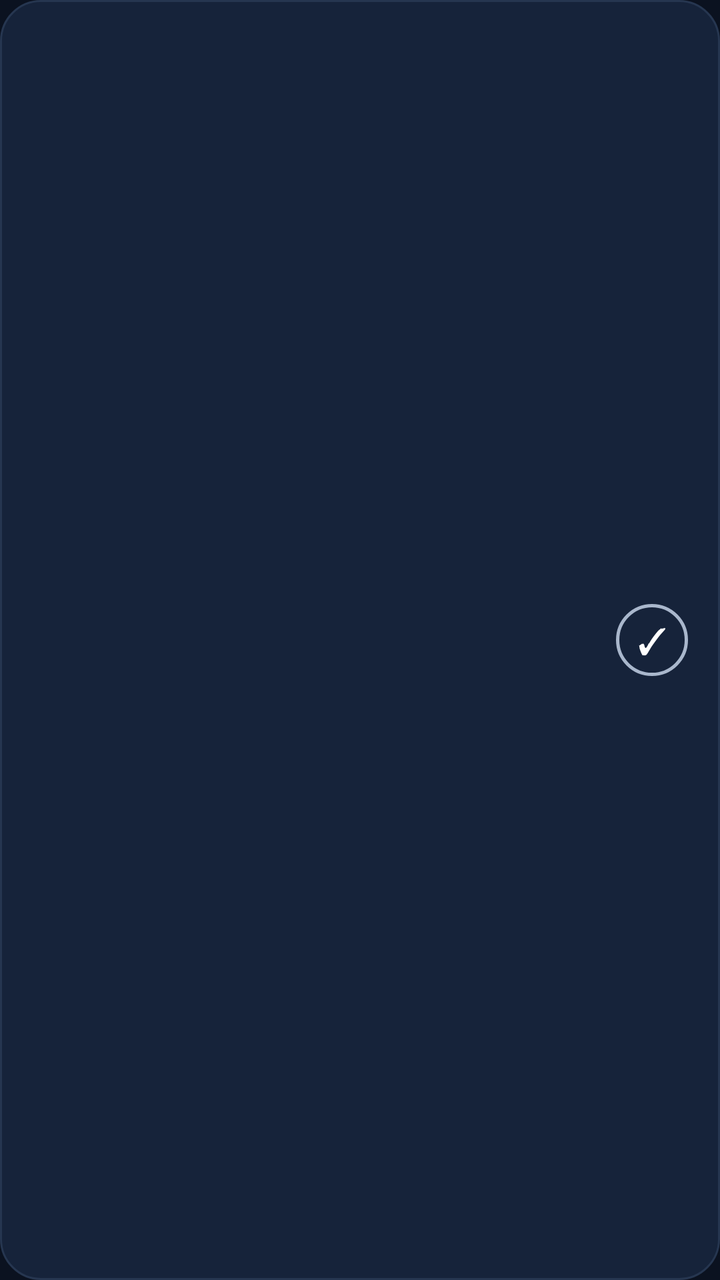
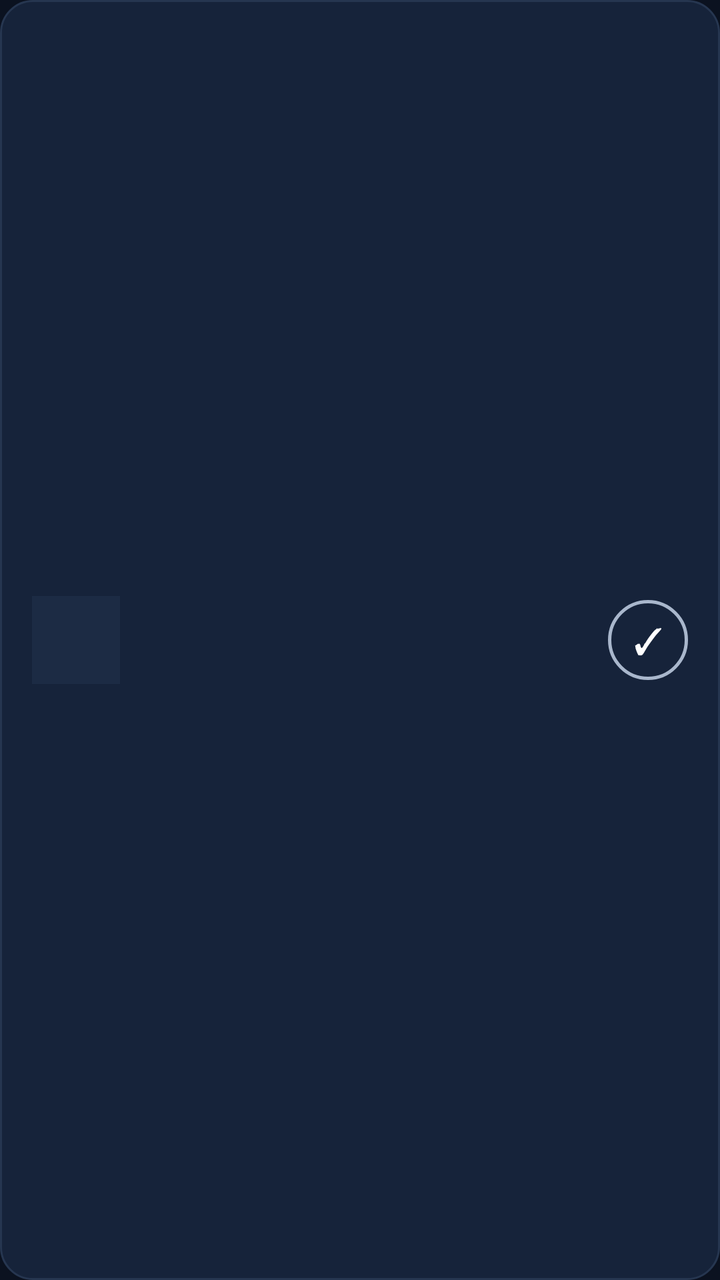

An Android layout rendered at two revisions. The XML below is the earlier revision; the diff shows what the commit changed to produce the second picture.
<!-- AndroidManifest.xml: application theme Theme.Streakly -->
<!-- res/layout/item_habit.xml -->
<?xml version="1.0" encoding="utf-8"?>
<LinearLayout xmlns:android="http://schemas.android.com/apk/res/android"
    android:layout_width="match_parent" android:layout_height="wrap_content"
    android:orientation="horizontal" android:gravity="center_vertical"
    android:background="@drawable/bg_card_dark"
    android:layout_marginHorizontal="16dp" android:layout_marginVertical="6dp"
    android:padding="16dp">

    <TextView android:id="@+id/tvIcon"
        android:layout_width="40dp" android:layout_height="40dp"
        android:gravity="center" android:textSize="22sp" />

    <LinearLayout android:layout_width="0dp" android:layout_height="wrap_content"
        android:layout_weight="1" android:orientation="vertical" android:layout_marginStart="12dp">
        <TextView android:id="@+id/tvName"
            android:layout_width="match_parent" android:layout_height="wrap_content"
            android:textColor="@color/text_primary" android:textSize="16sp"
            android:textStyle="bold" />
        <TextView android:id="@+id/tvSub"
            android:layout_width="match_parent" android:layout_height="wrap_content"
            android:textColor="@color/text_secondary" android:textSize="12sp" />
    </LinearLayout>

    <TextView android:id="@+id/btnCheck"
        android:layout_width="36dp" android:layout_height="36dp"
        android:gravity="center" android:text="✓" android:textSize="18sp"
        android:textColor="@color/text_on_flame"
        android:background="@drawable/bg_circle_ring" />
</LinearLayout>
<!-- resources referenced by this layout -->
<resources>
  <color name="text_on_flame">#FFFFFF</color>
  <color name="text_primary">#FFFFFF</color>
  <color name="text_secondary">#A9B7CC</color>
  <!-- drawable bg_card_dark (drawable) -->
  <?xml version="1.0" encoding="utf-8"?>
  <shape xmlns:android="http://schemas.android.com/apk/res/android" android:shape="rectangle">
      <solid android:color="@color/surface_card" />
      <corners android:radius="20dp" />
      <stroke android:width="1dp" android:color="@color/divider" />
  </shape>
  <!-- drawable bg_circle_ring (drawable) -->
  <?xml version="1.0" encoding="utf-8"?>
  <shape xmlns:android="http://schemas.android.com/apk/res/android" android:shape="oval">
      <solid android:color="@android:color/transparent" />
      <stroke android:width="1.5dp" android:color="@color/text_secondary" />
  </shape>
  <style name="Theme.Streakly" parent="Base.Theme.Streakly" />
  <color name="surface_card">#16233A</color>
  <color name="divider">#263650</color>
  <style name="Base.Theme.Streakly" parent="Theme.Material3.DayNight.NoActionBar">
          
          <item name="colorPrimary">@color/primary</item>
          <item name="colorOnPrimary">@color/white</item>
          <item name="colorPrimaryContainer">@color/primary_light</item>
          <item name="colorOnPrimaryContainer">@color/background_primary</item>
  
          <item name="colorSecondary">@color/accent</item>
          <item name="colorOnSecondary">@color/white</item>
  
          <item name="colorSurface">@color/surface_card</item>
          <item name="colorOnSurface">@color/text_primary</item>
          <item name="colorSurfaceVariant">@color/background_secondary</item>
          <item name="colorOnSurfaceVariant">@color/text_secondary</item>
  
          <item name="android:windowBackground">@color/background_primary</item>
          <item name="android:statusBarColor">@color/background_primary</item>
          <item name="android:navigationBarColor">@color/background_secondary</item>
  
          
          <item name="textAppearanceTitleLarge">@style/TextAppearance.Streakly.Title</item>
      </style>
  <color name="primary">#FF7A00</color>
  <color name="white">#FFFFFF</color>
  <color name="primary_light">#FF9F1C</color>
  <color name="background_primary">#0B1220</color>
  <color name="accent">#20C7B7</color>
  <color name="background_secondary">#111B2E</color>
  <style name="TextAppearance.Streakly.Title" parent="TextAppearance.Material3.TitleLarge">
          <item name="android:textColor">@color/text_primary</item>
          <item name="android:textStyle">bold</item>
      </style>
</resources>

<!-- the commit's change to res/layout/item_habit.xml (unified diff, before → after) -->
@@ -3,27 +3,29 @@
     android:layout_width="match_parent" android:layout_height="wrap_content"
     android:orientation="horizontal" android:gravity="center_vertical"
     android:background="@drawable/bg_card_dark"
-    android:layout_marginHorizontal="16dp" android:layout_marginVertical="6dp"
+    android:layout_marginHorizontal="16dp" android:layout_marginVertical="8dp"
     android:padding="16dp">
 
     <TextView android:id="@+id/tvIcon"
-        android:layout_width="40dp" android:layout_height="40dp"
-        android:gravity="center" android:textSize="22sp" />
+        android:layout_width="44dp" android:layout_height="44dp"
+        android:gravity="center" android:textSize="22sp"
+        android:background="@color/surface_elevated" />
 
     <LinearLayout android:layout_width="0dp" android:layout_height="wrap_content"
-        android:layout_weight="1" android:orientation="vertical" android:layout_marginStart="12dp">
+        android:layout_weight="1" android:orientation="vertical" android:layout_marginStart="14dp">
         <TextView android:id="@+id/tvName"
             android:layout_width="match_parent" android:layout_height="wrap_content"
             android:textColor="@color/text_primary" android:textSize="16sp"
             android:textStyle="bold" />
         <TextView android:id="@+id/tvSub"
             android:layout_width="match_parent" android:layout_height="wrap_content"
-            android:textColor="@color/text_secondary" android:textSize="12sp" />
+            android:textColor="@color/text_secondary" android:textSize="13sp"
+            android:layout_marginTop="2dp" />
     </LinearLayout>
 
     <TextView android:id="@+id/btnCheck"
-        android:layout_width="36dp" android:layout_height="36dp"
+        android:layout_width="40dp" android:layout_height="40dp"
         android:gravity="center" android:text="✓" android:textSize="18sp"
-        android:textColor="@color/text_on_flame"
+        android:textColor="@color/text_white"
         android:background="@drawable/bg_circle_ring" />
 </LinearLayout>
<!-- resource entries referenced after the edit -->
@@ -1,13 +1,14 @@
 <!-- resources referenced by this layout -->
 <resources>
-  <color name="text_on_flame">#FFFFFF</color>
+  <color name="surface_elevated">#1C2B44</color>
   <color name="text_primary">#FFFFFF</color>
   <color name="text_secondary">#A9B7CC</color>
+  <color name="text_white">#FFFFFF</color>
   <!-- drawable bg_card_dark (drawable) -->
   <?xml version="1.0" encoding="utf-8"?>
   <shape xmlns:android="http://schemas.android.com/apk/res/android" android:shape="rectangle">
       <solid android:color="@color/surface_card" />
-      <corners android:radius="20dp" />
+      <corners android:radius="16dp" />
       <stroke android:width="1dp" android:color="@color/divider" />
   </shape>
   <!-- drawable bg_circle_ring (drawable) -->
@@ -39,6 +40,9 @@
           <item name="android:navigationBarColor">@color/background_secondary</item>
   
           
+          <item name="bottomNavigationStyle">@style/Widget.Streakly.BottomNavigationView</item>
+  
+          
           <item name="textAppearanceTitleLarge">@style/TextAppearance.Streakly.Title</item>
       </style>
   <color name="primary">#FF7A00</color>
@@ -47,9 +51,16 @@
   <color name="background_primary">#0B1220</color>
   <color name="accent">#20C7B7</color>
   <color name="background_secondary">#111B2E</color>
+  <style name="Widget.Streakly.BottomNavigationView" parent="Widget.Material3.BottomNavigationView">
+          <item name="backgroundTint">@color/background_secondary</item>
+          <item name="itemIconTint">@color/selector_nav_items</item>
+          <item name="itemTextColor">@color/selector_nav_items</item>
+          <item name="itemRippleColor">@color/transparent</item>
+      </style>
   <style name="TextAppearance.Streakly.Title" parent="TextAppearance.Material3.TitleLarge">
           <item name="android:textColor">@color/text_primary</item>
           <item name="android:textStyle">bold</item>
       </style>
+  <color name="transparent">#00000000</color>
 </resources>
 
